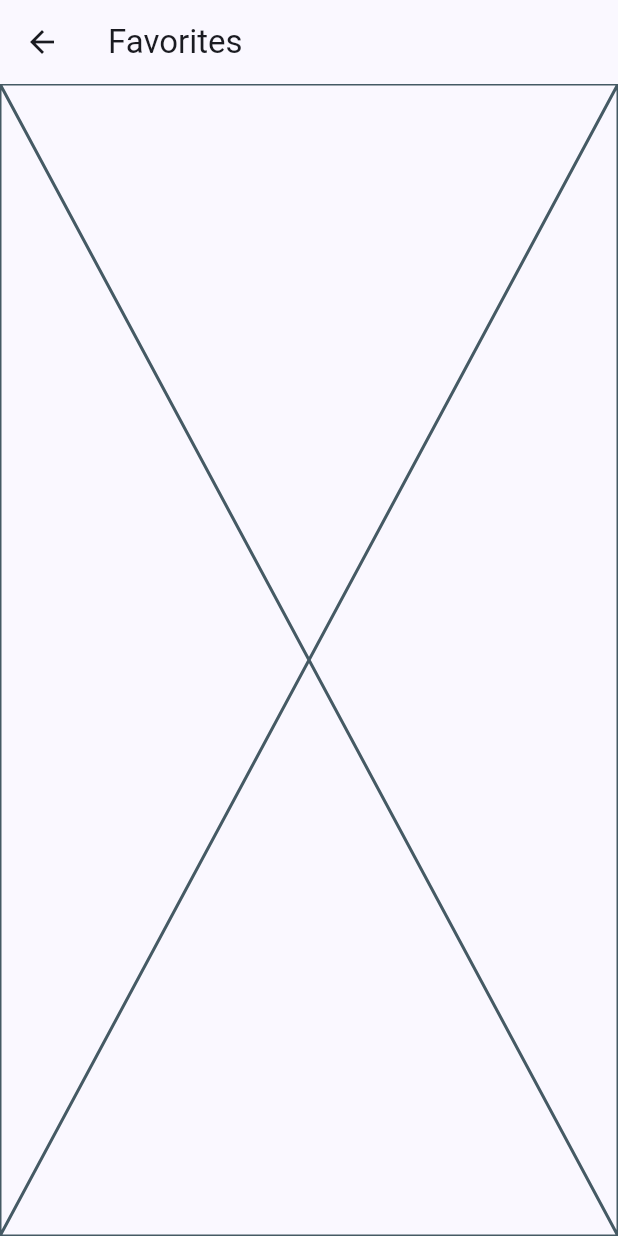
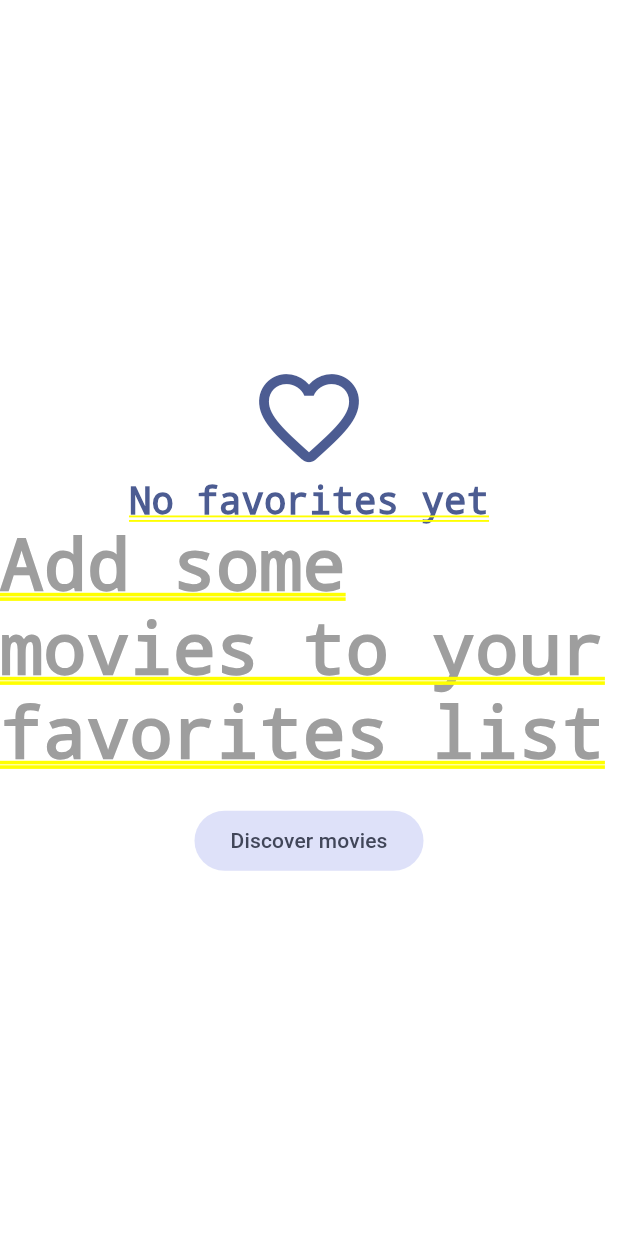
Before and after one commit to Dounder/cinemapedia, a Flutter app: the FavoritesView screen opened directly, on a phone screen of 412 x 824 dp. Run offline on Flutter 3.47's test engine with Material 2 defaults, Android fonts, the phone set to English and light mode, and no system bars; our stand-ins replace animate_do, card_swiper, dio, flutter_dotenv, flutter_riverpod, go_router and 1 more; accounts and stored records are empty; generated files the repository leaves out were written again; network calls fail.

Commit message:
done: favorites

```diff
--- /dev/null
+++ b/lib/domain/datasources/local_storage_datasource.dart
@@ -0,0 +1,7 @@
+import 'package:cinemapedia/domain/entities/movie.dart';
+
+abstract class LocalStorageDatasource {
+  Future<void> toggleFavorite(Movie movie);
+  Future<bool> isFavorite(int movieId);
+  Future<List<Movie>> loadMovies({int limit = 10, int offset = 0});
+}
--- /dev/null
+++ b/lib/domain/repositories/local_storage_repository.dart
@@ -0,0 +1,7 @@
+import 'package:cinemapedia/domain/entities/movie.dart';
+
+abstract class LocalStorageRepository {
+  Future<void> toggleFavorite(Movie movie);
+  Future<bool> isFavorite(int movieId);
+  Future<List<Movie>> loadMovies({int limit = 10, int offset = 0});
+}
--- /dev/null
+++ b/lib/infrastructure/datasources/isar_datasource.dart
@@ -0,0 +1,50 @@
+import 'package:cinemapedia/domain/datasources/local_storage_datasource.dart';
+import 'package:cinemapedia/domain/entities/movie.dart';
+import 'package:isar/isar.dart';
+import 'package:path_provider/path_provider.dart';
+
+class IsarDatasource extends LocalStorageDatasource {
+  late Future<Isar> db;
+
+  IsarDatasource() {
+    db = openDB();
+  }
+
+  Future<Isar> openDB() async {
+    final dir = await getApplicationDocumentsDirectory();
+
+    if (Isar.instanceNames.isEmpty) return await Isar.open([MovieSchema], directory: dir.path, inspector: true);
+
+    return Future.value(Isar.getInstance());
+  }
+
+  @override
+  Future<bool> isFavorite(int movieId) async {
+    final isar = await db;
+
+    final Movie? isFavorite = await isar.movies.filter().idEqualTo(movieId).findFirst();
+
+    return isFavorite != null;
+  }
+
+  @override
+  Future<void> toggleFavorite(Movie movie) async {
+    final isar = await db;
+
+    final favoriteMovie = await isar.movies.filter().idEqualTo(movie.id).findFirst();
+
+    if (favoriteMovie != null) {
+      isar.writeTxnSync(() => isar.movies.deleteSync(favoriteMovie.isarId!));
+      return;
+    }
+
+    isar.writeTxnSync(() => isar.movies.putSync(movie));
+  }
+
+  @override
+  Future<List<Movie>> loadMovies({int limit = 10, int offset = 0}) async {
+    final isar = await db;
+
+    return isar.movies.where().offset(offset).limit(limit).findAll();
+  }
+}
--- a/lib/presentation/providers/providers.dart
+++ b/lib/presentation/providers/providers.dart
@@ -11,3 +11,7 @@ export 'actors/actors_repository_provider.dart';
 
 // Search Providers
 export 'search/search_movies_provider.dart';
+
+// Storage Providers
+export 'storage/local_storage_provider.dart';
+export 'storage/favorites_movies_provider.dart';
--- /dev/null
+++ b/lib/presentation/providers/storage/local_storage_provider.dart
@@ -0,0 +1,5 @@
+import 'package:cinemapedia/infrastructure/datasources/isar_datasource.dart';
+import 'package:cinemapedia/infrastructure/repositories/local_storage_repository_impl.dart';
+import 'package:flutter_riverpod/flutter_riverpod.dart';
+
+final localStorageRepositoryProvider = Provider((ref) => LocalStorageRepositoryImpl(IsarDatasource()));
--- a/lib/presentation/views/movies/favorites_view.dart
+++ b/lib/presentation/views/movies/favorites_view.dart
@@ -1,15 +1,67 @@
+import 'package:cinemapedia/presentation/providers/providers.dart';
+import 'package:cinemapedia/presentation/widgets/widgets.dart';
 import 'package:flutter/material.dart';
+import 'package:flutter_riverpod/flutter_riverpod.dart';
+import 'package:go_router/go_router.dart';
 
-class FavoritesView extends StatelessWidget {
+class FavoritesView extends ConsumerStatefulWidget {
   static const name = 'favorites_view';
 
   const FavoritesView({super.key});
 
   @override
+  FavoritesViewState createState() => FavoritesViewState();
+}
+
+class FavoritesViewState extends ConsumerState<FavoritesView> {
+  bool isLastPage = false;
+  bool isLoading = false;
+
+  @override
+  void initState() {
+    super.initState();
+    loadNextPage();
+  }
+
+  void loadNextPage() async {
+    if (isLoading || isLastPage) return;
+
+    isLoading = true;
+
+    final movies = await ref.read(favoritesMoviesProvider.notifier).loadNextPage();
+
+    isLoading = false;
+
+    if (movies.isEmpty) {
+      isLastPage = true;
+    }
+  }
+
+  @override
   Widget build(BuildContext context) {
+    final colors = Theme.of(context).colorScheme;
+    final favoritesMovies = ref.watch(favoritesMoviesProvider).values.toList();
+
+    if (favoritesMovies.isEmpty) {
+      return Center(
+        child: Column(
+          mainAxisAlignment: MainAxisAlignment.center,
+          children: [
+            Icon(Icons.favorite_border_rounded, size: 80, color: colors.primary),
+            Text('No favorites yet', style: TextStyle(color: colors.primary, fontSize: 25)),
+            const Text('Add some movies to your favorites list', style: TextStyle(color: Colors.grey)),
+            const SizedBox(height: 20),
+            FilledButton.tonal(onPressed: () => context.go('/home/0'), child: const Text('Discover movies')),
+          ],
+        ),
+      );
+    }
+
     return Scaffold(
-      appBar: AppBar(title: const Text('Favorites')),
-      body: const Placeholder(),
+      body: MovieMasonry(
+        movies: favoritesMovies,
+        loadNextPage: loadNextPage,
+      ),
     );
   }
 }
--- a/lib/presentation/widgets/shared/custom_appbar.dart
+++ b/lib/presentation/widgets/shared/custom_appbar.dart
@@ -40,7 +40,7 @@ class CustomAppbar extends ConsumerWidget {
                     ),
                   ).then((movie) {
                     if (movie != null) {
-                      context.push('/movie/${movie.id}');
+                      context.push('/home/0/movie/${movie.id}');
                     }
                   });
                 },
--- a/lib/presentation/widgets/widgets.dart
+++ b/lib/presentation/widgets/widgets.dart
@@ -3,3 +3,5 @@ export 'movies/movies_slideshow.dart';
 export 'shared/custom_appbar.dart';
 export 'shared/custom_bottom_navigation.dart';
 export 'shared/full_screen_loader.dart';
+export 'movies/movie_poster.dart';
+export 'movies/movie_masonry.dart';
--- a/pubspec.yaml
+++ b/pubspec.yaml
@@ -14,13 +14,19 @@ dependencies:
     sdk: flutter
   flutter_dotenv: ^5.0.2
   flutter_riverpod: ^2.3.5
+  flutter_staggered_grid_view: ^0.6.2
   go_router: ^6.5.7
   intl: ^0.18.1
+  isar: ^3.1.0+1
+  isar_flutter_libs: ^3.1.0+1
+  path_provider: ^2.0.14
 
 dev_dependencies:
+  build_runner: ^2.3.3
   flutter_lints: ^2.0.0
   flutter_test:
     sdk: flutter
+  isar_generator: ^3.1.0+1
 
 flutter:
   uses-material-design: true
```
Also changed, not shown: lib/domain/entities/movie.dart (+7 -0 lines), lib/infrastructure/repositories/local_storage_repository_impl.dart (added, +24 -0 lines), lib/presentation/providers/storage/favorites_movies_provider.dart (added, +42 -0 lines), lib/presentation/screens/movies/movie_screen.dart (+32 -9 lines), lib/presentation/widgets/movies/movie_masonry.dart (added, +64 -0 lines), lib/presentation/widgets/movies/movie_poster.dart (added, +26 -0 lines), lib/domain/entities/movie.g.dart (added), pubspec.lock, 6 other files.
